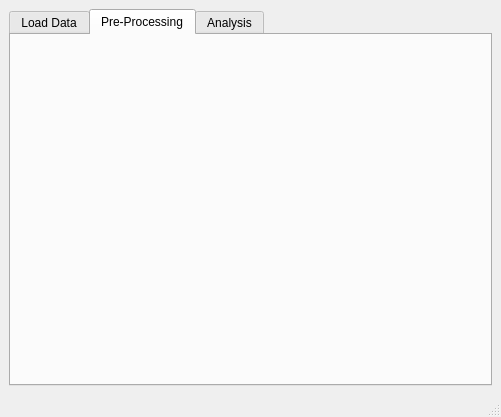
Old version of the form view/main_gui.ui in the repository SirSharpest/Grain_Analyser_GUI.
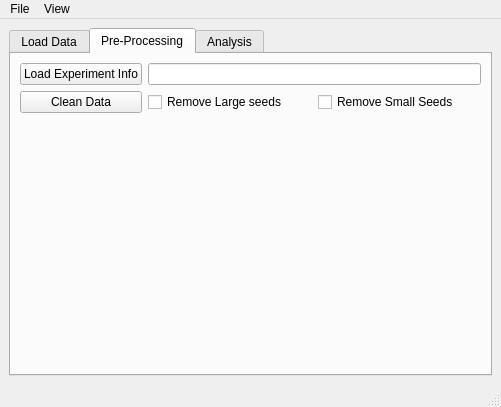
New version of the form. The open tabs and pages were chosen to show the change.

Commit message: Added a new window for viewing data - not functional yet!

```diff
--- a/view/main_gui.ui
+++ b/view/main_gui.ui
@@ -7,7 +7,7 @@
     <x>0</x>
     <y>0</y>
     <width>501</width>
-    <height>417</height>
+    <height>407</height>
    </rect>
   </property>
   <property name="windowTitle">
@@ -128,6 +128,70 @@
          <attribute name="title">
           <string>Pre-Processing</string>
          </attribute>
+         <layout class="QGridLayout" name="gridLayout_4">
+          <item row="0" column="0">
+           <layout class="QGridLayout" name="gridLayout_3">
+            <item row="2" column="0">
+             <widget class="QPushButton" name="ctn_clean">
+              <property name="text">
+               <string>Clean Data</string>
+              </property>
+             </widget>
+            </item>
+            <item row="1" column="0">
+             <widget class="QPushButton" name="btn_loadexpinfo">
+              <property name="text">
+               <string>Load Experiment Info</string>
+              </property>
+             </widget>
+            </item>
+            <item row="1" column="1">
+             <widget class="QLineEdit" name="expinfo">
+              <property name="enabled">
+               <bool>true</bool>
+              </property>
+              <property name="sizePolicy">
+               <sizepolicy hsizetype="Expanding" vsizetype="Ignored">
+                <horstretch>0</horstretch>
+                <verstretch>0</verstretch>
+               </sizepolicy>
+              </property>
+             </widget>
+            </item>
+            <item row="2" column="1">
+             <layout class="QHBoxLayout" name="horizontalLayout">
+              <item>
+               <widget class="QCheckBox" name="chk_large">
+                <property name="text">
+                 <string>Remove Large seeds</string>
+                </property>
+               </widget>
+              </item>
+              <item>
+               <widget class="QCheckBox" name="chk_small">
+                <property name="text">
+                 <string>Remove Small Seeds</string>
+                </property>
+               </widget>
+              </item>
+             </layout>
+            </item>
+            <item row="3" column="1">
+             <spacer name="verticalSpacer_2">
+              <property name="orientation">
+               <enum>Qt::Vertical</enum>
+              </property>
+              <property name="sizeHint" stdset="0">
+               <size>
+                <width>20</width>
+                <height>40</height>
+               </size>
+              </property>
+             </spacer>
+            </item>
+           </layout>
+          </item>
+         </layout>
         </widget>
         <widget class="QWidget" name="tab_analysis">
          <attribute name="title">
@@ -141,6 +205,46 @@
    </layout>
   </widget>
   <widget class="QStatusBar" name="statusbar"/>
+  <widget class="QMenuBar" name="menuBar">
+   <property name="geometry">
+    <rect>
+     <x>0</x>
+     <y>0</y>
+     <width>501</width>
+     <height>14</height>
+    </rect>
+   </property>
+   <widget class="QMenu" name="menuFile">
+    <property name="title">
+     <string>File</string>
+    </property>
+    <addaction name="actionSave_Data"/>
+    <addaction name="actionQuit"/>
+   </widget>
+   <widget class="QMenu" name="menuView">
+    <property name="title">
+     <string>View</string>
+    </property>
+    <addaction name="actionView_Data_Frame"/>
+   </widget>
+   <addaction name="menuFile"/>
+   <addaction name="menuView"/>
+  </widget>
+  <action name="actionView_Data_Frame">
+   <property name="text">
+    <string>View Data Frame</string>
+   </property>
+  </action>
+  <action name="actionSave_Data">
+   <property name="text">
+    <string>Save Data</string>
+   </property>
+  </action>
+  <action name="actionQuit">
+   <property name="text">
+    <string>Quit</string>
+   </property>
+  </action>
  </widget>
  <resources/>
  <connections/>
```
Left out of the diff: 16 changed lines with no effect on the pictures. The commit also changes 7 other files.
